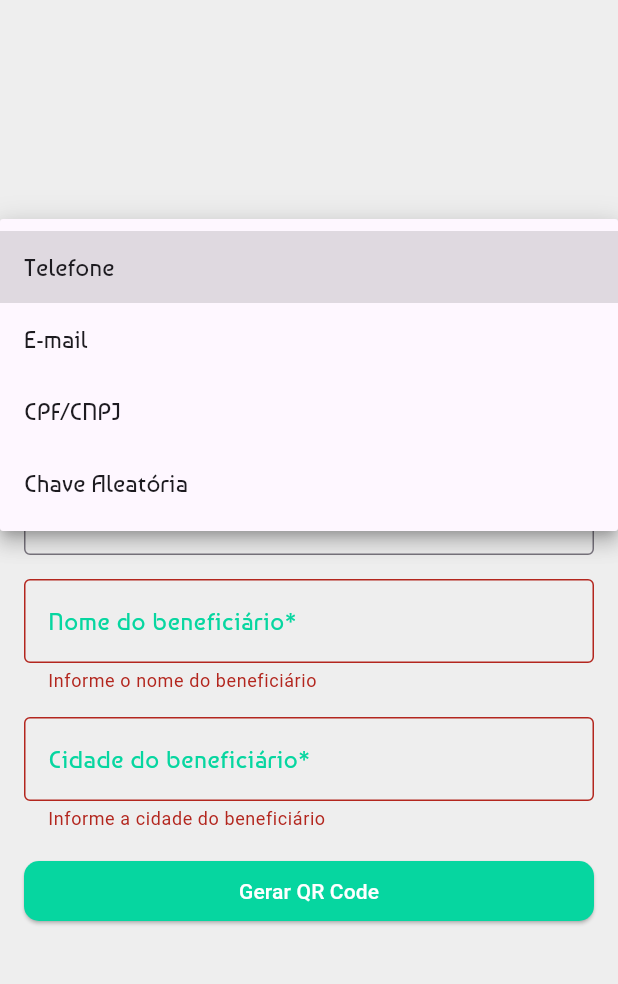
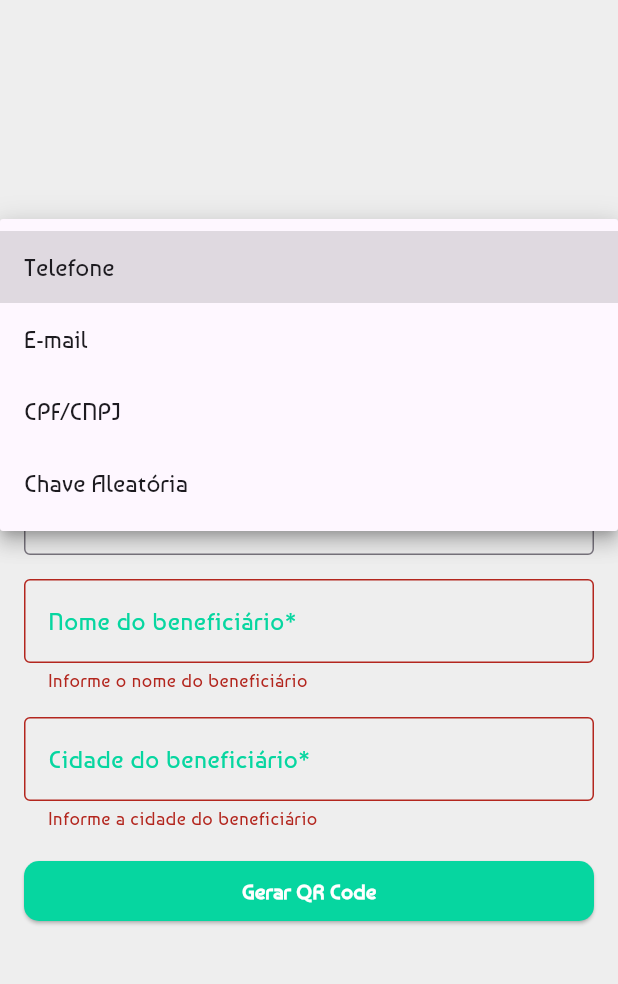
Before and after one commit to S3NTIN3LA-DEV/Gera-Pix, a Flutter app: the screen it shows after launch, after a tap on "Gerar QR Code", after a tap on "Telefone", on a phone screen of 412 x 824 dp, the part 63-1047 px from its top. Run offline on Flutter 3.47's test engine with Material 3 defaults, Android fonts, the phone set to English and light mode, and no system bars; drawn by our look-alikes of google_mobile_ads; our stand-ins replace diacritic, google_fonts, qr_flutter, share_plus, shared_preferences, vibration; network calls fail.

Commit message:
Ajustes na fonte

```diff
--- a/lib/paginas/configuracao.dart
+++ b/lib/paginas/configuracao.dart
@@ -149,7 +149,7 @@ class _InformacoesState extends State<Informacoes> {
             const ListTile(
               leading: Icon(Icons.system_update_sharp),
               title: Text('Versão'),
-              subtitle: Text('1.1.9'),
+              subtitle: Text('1.1.10'),
             )
           ],
         ),
--- a/lib/paginas/pagina_criacao.dart
+++ b/lib/paginas/pagina_criacao.dart
@@ -403,7 +403,11 @@ class _PixFormScreenState extends State<PixFormScreen> {
                           _generateQrCode();
                           FocusScope.of(context).unfocus();
                         },
-                        child: const Text('Gerar QR Code'),
+                        child: Text(
+                          'Gerar QR Code',
+                          style:
+                              GoogleFonts.baumans(fontWeight: FontWeight.bold),
+                        ),
                       ),
                       const SizedBox(height: 20),
                     ],
--- a/lib/styles/temas.dart
+++ b/lib/styles/temas.dart
@@ -23,5 +23,6 @@ final ThemeData temaPadrao = ThemeData(
   ),
   textTheme: TextTheme(
     bodyLarge: GoogleFonts.baumans(),
+    bodySmall: GoogleFonts.baumans(),
   ),
 );
--- a/pubspec.yaml
+++ b/pubspec.yaml
@@ -4,7 +4,7 @@ description: "A new Flutter project."
 publish_to: 'none'
 
 
-version: 1.1.9+13
+version: 1.1.10+14
 
 environment:
   sdk: ^3.5.4
```
